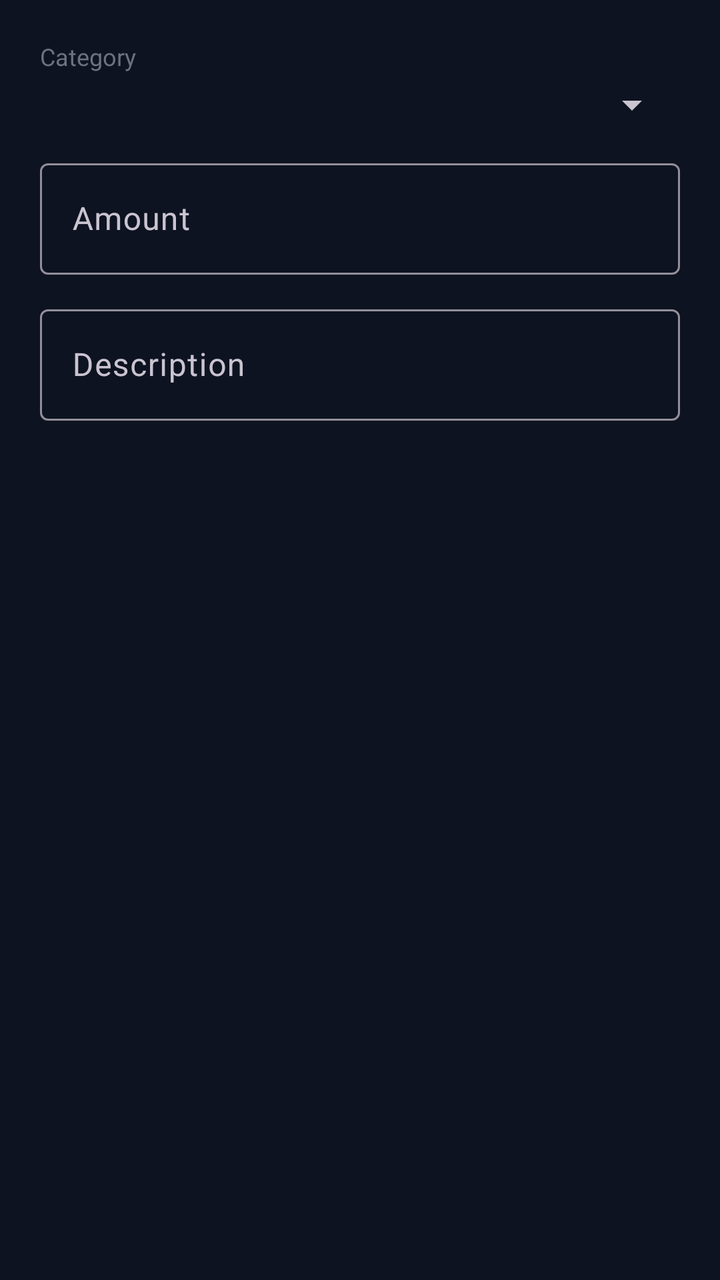
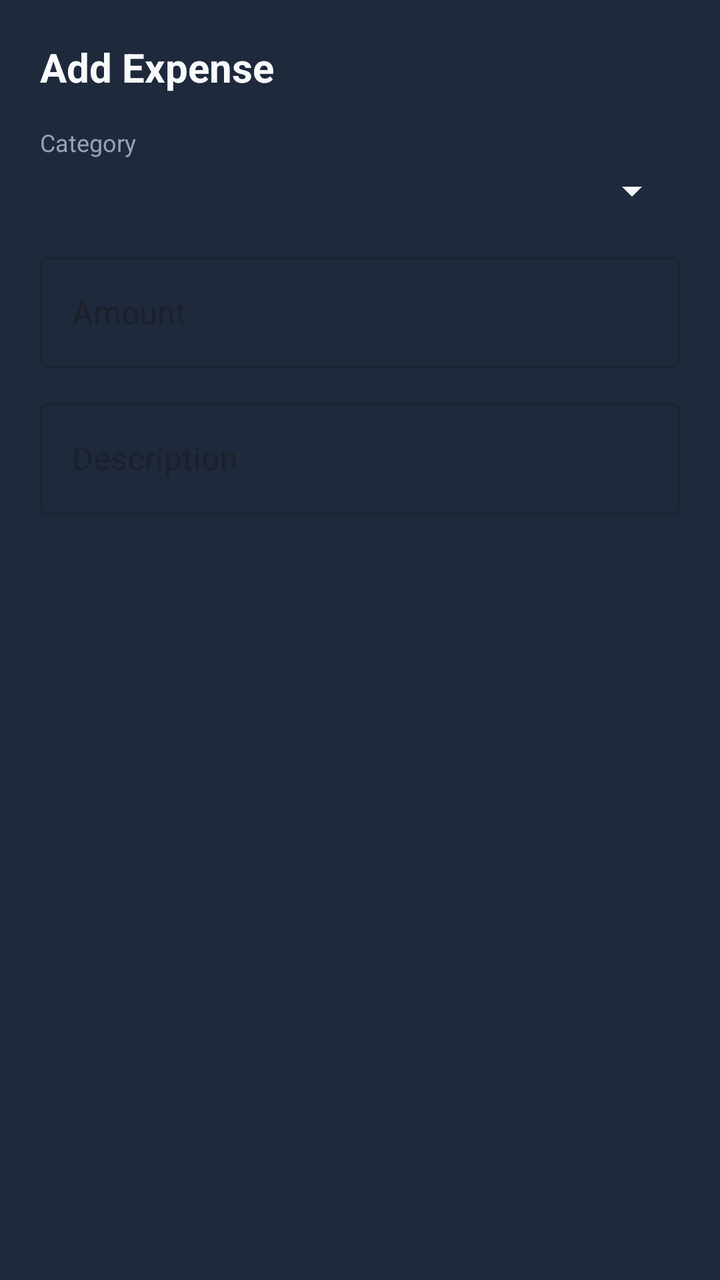

Compare the two renders of this Android layout. The source of the first and the diff that turns it into the second are given below.
<!-- AndroidManifest.xml: application theme Theme.TravelPlanner -->
<!-- res/layout/dialog_add_expense.xml -->
<?xml version="1.0" encoding="utf-8"?>
<LinearLayout
    xmlns:android="http://schemas.android.com/apk/res/android"
    android:layout_width="match_parent"
    android:layout_height="wrap_content"
    android:orientation="vertical"
    android:padding="20dp">

    <TextView android:layout_width="match_parent" android:layout_height="wrap_content"
        android:text="Category" android:textColor="#6B7280"
        android:textSize="12sp" android:layout_marginBottom="4dp" />
    <Spinner android:id="@+id/spinnerCategory"
        android:layout_width="match_parent" android:layout_height="wrap_content"
        android:layout_marginBottom="12dp" />

    <com.google.android.material.textfield.TextInputLayout
        android:layout_width="match_parent"
        android:layout_height="wrap_content"
        android:hint="Amount"
        android:layout_marginBottom="12dp">
        <com.google.android.material.textfield.TextInputEditText
            android:id="@+id/editAmount"
            android:layout_width="match_parent"
            android:layout_height="wrap_content"
            android:inputType="numberDecimal"
            android:imeOptions="actionNext" />
    </com.google.android.material.textfield.TextInputLayout>

    <com.google.android.material.textfield.TextInputLayout
        android:layout_width="match_parent"
        android:layout_height="wrap_content"
        android:hint="Description">
        <com.google.android.material.textfield.TextInputEditText
            android:id="@+id/editDescription"
            android:layout_width="match_parent"
            android:layout_height="wrap_content"
            android:inputType="text"
            android:imeOptions="actionDone" />
    </com.google.android.material.textfield.TextInputLayout>
</LinearLayout>
<!-- resources referenced by this layout -->
<resources>
  <style name="Theme.TravelPlanner" parent="Theme.Material3.Dark.NoActionBar">
          <item name="colorPrimary">@color/primary</item>
          <item name="colorPrimaryVariant">@color/primary_dark</item>
          <item name="colorOnPrimary">@color/on_primary</item>
          <item name="colorSecondary">@color/accent</item>
          <item name="android:colorBackground">@color/background</item>
      </style>
  <color name="primary">#38BDF8</color>
  <color name="primary_dark">#0284C7</color>
  <color name="on_primary">#000000</color>
  <color name="accent">#F97316</color>
  <color name="background">#0D1321</color>
</resources>

<!-- the commit's change to res/layout/dialog_add_expense.xml (unified diff, before → after) -->
@@ -1,40 +1,67 @@
 <?xml version="1.0" encoding="utf-8"?>
 <LinearLayout
     xmlns:android="http://schemas.android.com/apk/res/android"
+    xmlns:app="http://schemas.android.com/apk/res-auto"
     android:layout_width="match_parent"
     android:layout_height="wrap_content"
     android:orientation="vertical"
-    android:padding="20dp">
+    android:padding="20dp"
+    android:background="@color/surface">
 
-    <TextView android:layout_width="match_parent" android:layout_height="wrap_content"
-        android:text="Category" android:textColor="#6B7280"
-        android:textSize="12sp" android:layout_marginBottom="4dp" />
-    <Spinner android:id="@+id/spinnerCategory"
-        android:layout_width="match_parent" android:layout_height="wrap_content"
-        android:layout_marginBottom="12dp" />
+    <TextView
+        android:layout_width="match_parent"
+        android:layout_height="wrap_content"
+        android:text="Add Expense"
+        android:textColor="@color/text_primary"
+        android:textSize="20sp"
+        android:textStyle="bold"
+        android:layout_marginBottom="16dp" />
+
+    <TextView
+        android:layout_width="match_parent"
+        android:layout_height="wrap_content"
+        android:text="Category"
+        android:textColor="@color/text_secondary"
+        android:textSize="12sp"
+        android:layout_marginBottom="4dp" />
+
+    <Spinner
+        android:id="@+id/spinnerCategory"
+        android:layout_width="match_parent"
+        android:layout_height="wrap_content"
+        android:layout_marginBottom="16dp"
+        android:backgroundTint="@color/text_primary" />
 
     <com.google.android.material.textfield.TextInputLayout
         android:layout_width="match_parent"
         android:layout_height="wrap_content"
         android:hint="Amount"
-        android:layout_marginBottom="12dp">
+        android:layout_marginBottom="12dp"
+        app:hintTextColor="@color/text_secondary"
+        style="@style/Widget.MaterialComponents.TextInputLayout.OutlinedBox">
         <com.google.android.material.textfield.TextInputEditText
             android:id="@+id/editAmount"
             android:layout_width="match_parent"
             android:layout_height="wrap_content"
             android:inputType="numberDecimal"
-            android:imeOptions="actionNext" />
+            android:imeOptions="actionNext"
+            android:textColor="@color/text_primary"
+            android:textColorHint="@color/text_secondary" />
     </com.google.android.material.textfield.TextInputLayout>
 
     <com.google.android.material.textfield.TextInputLayout
         android:layout_width="match_parent"
         android:layout_height="wrap_content"
-        android:hint="Description">
+        android:hint="Description"
+        app:hintTextColor="@color/text_secondary"
+        style="@style/Widget.MaterialComponents.TextInputLayout.OutlinedBox">
         <com.google.android.material.textfield.TextInputEditText
             android:id="@+id/editDescription"
             android:layout_width="match_parent"
             android:layout_height="wrap_content"
             android:inputType="text"
-            android:imeOptions="actionDone" />
+            android:imeOptions="actionDone"
+            android:textColor="@color/text_primary"
+            android:textColorHint="@color/text_secondary" />
     </com.google.android.material.textfield.TextInputLayout>
 </LinearLayout>
<!-- resource entries referenced after the edit -->
@@ -1,6 +1,9 @@
 <!-- resources referenced by this layout -->
 <resources>
-  <style name="Theme.TravelPlanner" parent="Theme.Material3.Dark.NoActionBar">
+  <color name="surface">#1E293B</color>
+  <color name="text_primary">#F8FAFC</color>
+  <color name="text_secondary">#94A3B8</color>
+  <style name="Theme.TravelPlanner" parent="Theme.Material3.DayNight.NoActionBar">
           <item name="colorPrimary">@color/primary</item>
           <item name="colorPrimaryVariant">@color/primary_dark</item>
           <item name="colorOnPrimary">@color/on_primary</item>
@@ -11,6 +14,6 @@
   <color name="primary_dark">#0284C7</color>
   <color name="on_primary">#000000</color>
   <color name="accent">#F97316</color>
-  <color name="background">#0D1321</color>
+  <color name="background">#1A1F2B</color>
 </resources>
 
